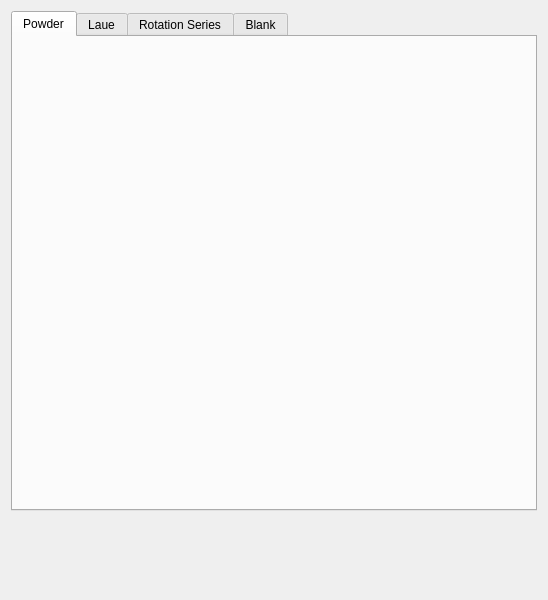
Qt form hexrd/ui/resources/ui/overlay_editor.ui (HEXRD/hexrdgui) before a commit.
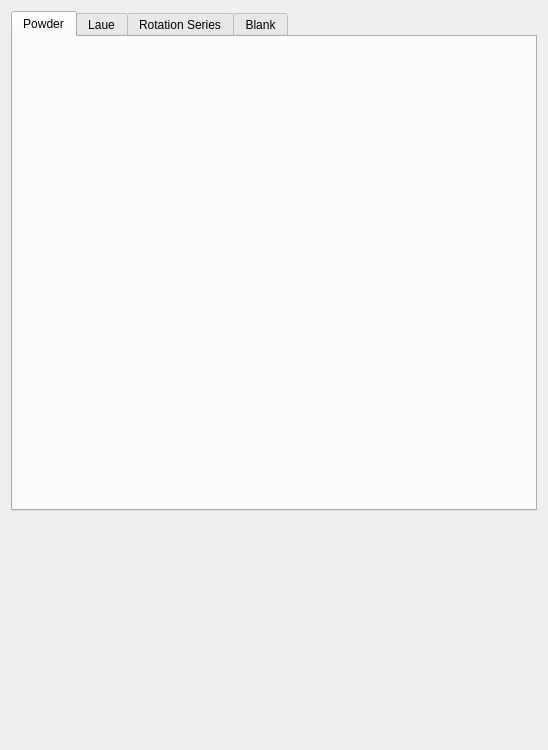
The same form after that commit.

Diff of the .ui file:
```diff
--- a/hexrd/ui/resources/ui/overlay_editor.ui
+++ b/hexrd/ui/resources/ui/overlay_editor.ui
@@ -7,13 +7,13 @@
     <x>0</x>
     <y>0</y>
     <width>548</width>
-    <height>600</height>
+    <height>750</height>
    </rect>
   </property>
   <property name="minimumSize">
    <size>
     <width>0</width>
-    <height>600</height>
+    <height>750</height>
    </size>
   </property>
   <property name="windowTitle">
```
